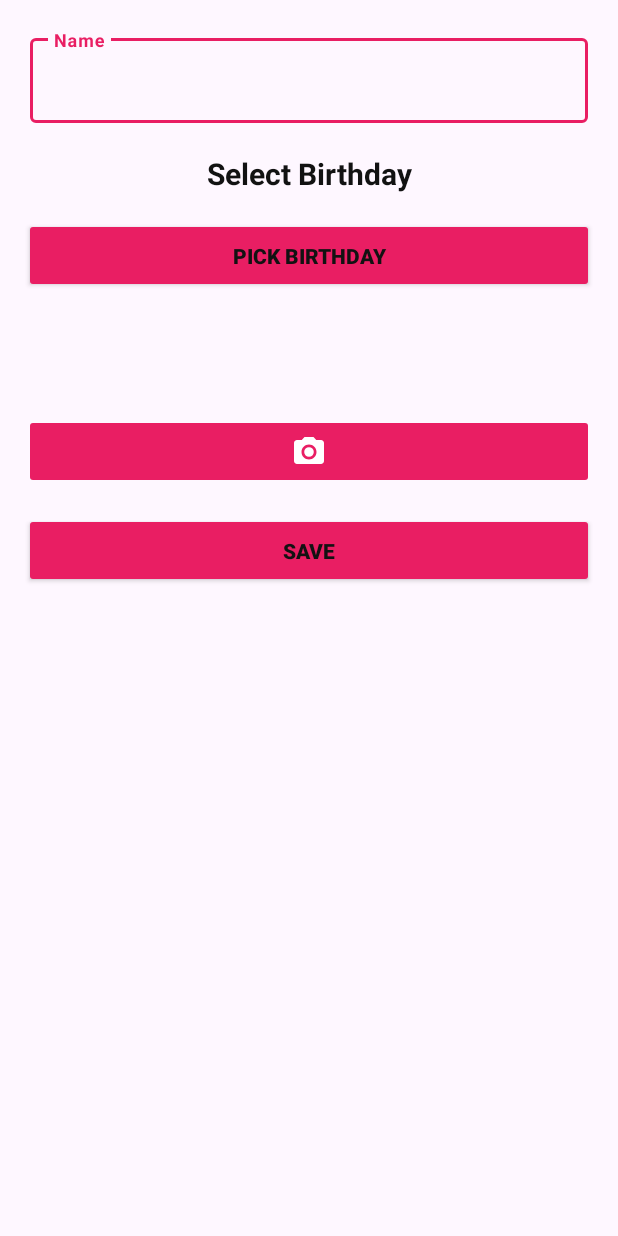
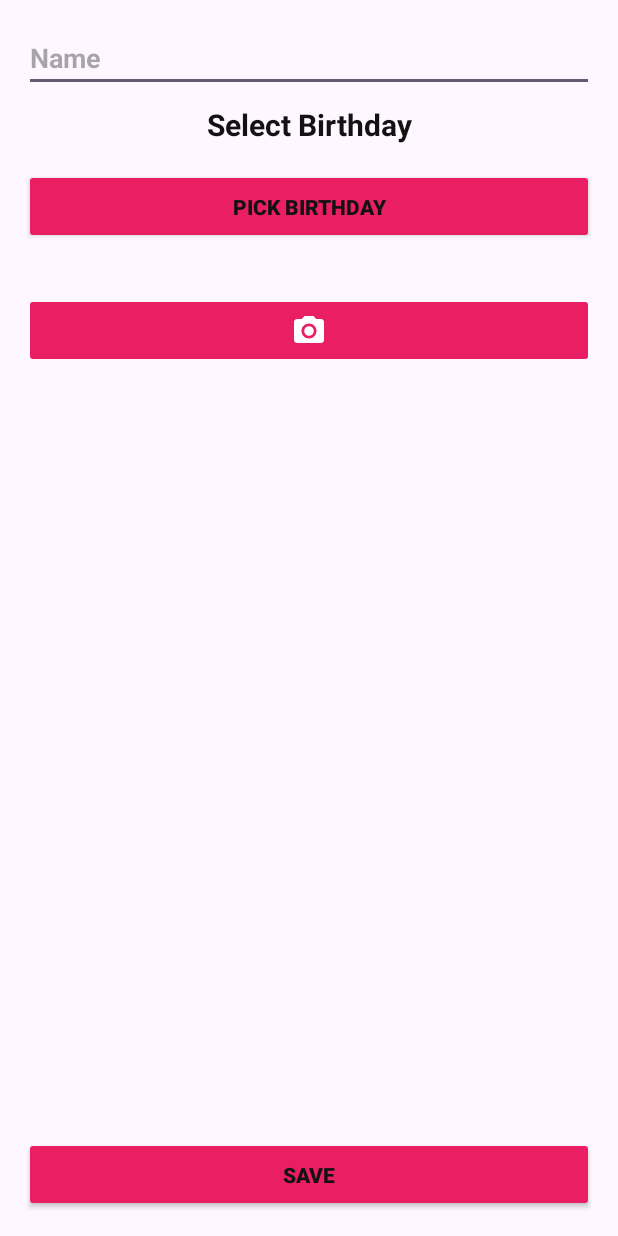
Before and after one commit to sudeepanv/BirthdayRemainder, an Android app: the AddActivity screen opened directly, with no data from a screen before it, on a phone screen of 412 x 824 dp. Run offline under Robolectric (Android 15) with nearby library versions, the phone set to English and light mode, and no system bars.

Commit message:
Add Activity

```diff
--- a/app/src/main/java/com/example/birthdayremainder/AddActivity.java
+++ b/app/src/main/java/com/example/birthdayremainder/AddActivity.java
@@ -137,7 +137,7 @@ public class AddActivity extends AppCompatActivity {
         int month = calendar.get(Calendar.MONTH);
         int day = calendar.get(Calendar.DAY_OF_MONTH);
 
-        DatePickerDialog datePickerDialog = new DatePickerDialog(this, (view, Year, Month, dayOfMonth) -> {
+        DatePickerDialog datePickerDialog = new DatePickerDialog(this,R.style.MyAppTheme, (view, Year, Month, dayOfMonth) -> {
             calendar.set(Calendar.YEAR, Year);
             calendar.set(Calendar.MONTH, Month);
             calendar.set(Calendar.DAY_OF_MONTH, dayOfMonth);
--- a/app/src/main/res/layout/activity_add.xml
+++ b/app/src/main/res/layout/activity_add.xml
@@ -1,40 +1,38 @@
 <?xml version="1.0" encoding="utf-8"?>
-<ScrollView xmlns:android="http://schemas.android.com/apk/res/android"
+<androidx.constraintlayout.widget.ConstraintLayout xmlns:android="http://schemas.android.com/apk/res/android"
     xmlns:app="http://schemas.android.com/apk/res-auto"
     xmlns:tools="http://schemas.android.com/tools"
     android:id="@+id/main"
     android:layout_width="match_parent"
     android:layout_height="match_parent"
     tools:context=".AddActivity">
-        <LinearLayout
+
+
+    <EditText
+        android:id="@+id/etname"
         android:layout_width="match_parent"
         android:layout_height="wrap_content"
-            android:orientation="vertical">
+        android:hint="Name"
+        android:inputType="textCapWords"
+        android:singleLine="true"
+        android:textStyle="bold"
+        android:layout_margin="16dp"
+        app:layout_constraintEnd_toEndOf="parent"
+        app:layout_constraintStart_toStartOf="parent"
+        app:layout_constraintTop_toTopOf="parent" />
 
-            <com.google.android.material.textfield.TextInputLayout
-                android:id="@+id/tvnamelayout"
-                android:layout_width="match_parent"
-                android:layout_height="wrap_content"
-                android:layout_margin="20dp"
-                android:gravity="start|center_vertical">
-
-                <com.google.android.material.textfield.TextInputEditText
-                    android:id="@+id/etname"
-                    android:layout_width="match_parent"
-                    android:layout_height="match_parent"
-                    android:hint="Name"
-                    android:textStyle="bold"
-                    android:inputType="textCapWords"
-                    android:singleLine="true" />
-            </com.google.android.material.textfield.TextInputLayout>
     <TextView
+        android:id="@+id/birth"
         android:layout_width="match_parent"
         android:layout_height="wrap_content"
         android:text="Select Birthday"
-                android:textStyle="bold"
         android:textAlignment="center"
         android:textSize="20dp"
-                android:id="@+id/birth" />
+        android:textStyle="bold"
+        android:layout_margin="8dp"
+        app:layout_constraintEnd_toEndOf="parent"
+        app:layout_constraintStart_toStartOf="parent"
+        app:layout_constraintTop_toBottomOf="@+id/etname" />
 
     <androidx.appcompat.widget.AppCompatButton
         android:id="@+id/button1"
@@ -42,60 +40,52 @@
         android:layout_height="50dp"
         android:layout_margin="16dp"
         android:text="PICK BIRTHDAY"
-                android:textStyle="bold" />
+        android:textStyle="bold"
+        app:layout_constraintEnd_toEndOf="parent"
+        app:layout_constraintStart_toStartOf="parent"
+        app:layout_constraintTop_toBottomOf="@+id/birth"/>
+
     <TextView
+        android:id="@+id/tvbirthday"
         android:layout_width="match_parent"
         android:layout_height="wrap_content"
-                android:id="@+id/tvbirthday"
         android:gravity="center"
+        android:textSize="24dp"
         android:textStyle="bold"
-                android:textSize="24dp"/>
+        app:layout_constraintEnd_toEndOf="parent"
+        app:layout_constraintStart_toStartOf="parent"
+        app:layout_constraintTop_toBottomOf="@+id/button1" />
 
-            <androidx.constraintlayout.widget.ConstraintLayout
+    <ImageButton
+        android:id="@+id/btimage"
         android:layout_width="match_parent"
-                android:layout_height="wrap_content">
+        android:layout_height="50dp"
+        android:layout_marginHorizontal="16dp"
+        android:src="@drawable/baseline_camera_alt_24"
+        app:layout_constraintStart_toStartOf="parent"
+        app:layout_constraintTop_toBottomOf="@+id/tvbirthday" />
 
-                <com.google.android.material.imageview.ShapeableImageView
+    <ImageView
         android:id="@+id/imageView"
         android:layout_width="match_parent"
         android:layout_height="wrap_content"
         android:layout_margin="16dp"
         android:scaleType="centerCrop"
         android:visibility="invisible"
-                    app:layout_constraintBottom_toBottomOf="parent"
         app:layout_constraintEnd_toEndOf="parent"
         app:layout_constraintHeight_max="300dp"
         app:layout_constraintStart_toStartOf="parent"
-                    app:layout_constraintTop_toTopOf="parent"
-                    app:shapeAppearanceOverlay="@style/RoundedImage" />
-            </androidx.constraintlayout.widget.ConstraintLayout>
+        app:layout_constraintTop_toBottomOf="@+id/btimage" />
 
-
-            <!--            <com.google.android.material.imageview.ShapeableImageView-->
-<!--                android:layout_width="match_parent"-->
-<!--                android:layout_height="wrap_content"-->
-<!--                android:maxHeight="150dp"-->
-<!--                android:layout_margin="16dp"-->
-<!--                android:visibility="invisible"-->
-<!--                android:id="@+id/imageView"-->
-<!--                android:scaleType="centerCrop"-->
-<!--                app:shapeAppearanceOverlay="@style/RoundedImage"/>-->
-
-            <ImageButton
+    <androidx.appcompat.widget.AppCompatButton
+        android:id="@+id/btsave"
         android:layout_width="match_parent"
         android:layout_height="50dp"
-                android:src="@drawable/baseline_camera_alt_24"
-                android:layout_marginHorizontal="16dp"
-                android:id="@+id/btimage" />
+        android:layout_margin="16dp"
+        android:text="SAVE"
+        android:textStyle="bold"
+        app:layout_constraintBottom_toBottomOf="parent"
+        app:layout_constraintEnd_toEndOf="parent"
+        app:layout_constraintStart_toStartOf="parent" />
 
-
-            <androidx.appcompat.widget.AppCompatButton
-                android:layout_width="match_parent"
-                android:layout_height="50dp"
-                android:textStyle="bold"
-                android:id="@+id/btsave"
-                android:layout_margin="16dp"
-                android:text="SAVE" />
-        </LinearLayout>
-
-</ScrollView>
+</androidx.constraintlayout.widget.ConstraintLayout>
--- a/app/src/main/res/values-night/themes.xml
+++ b/app/src/main/res/values-night/themes.xml
@@ -8,4 +8,12 @@
         <!-- TextView Color -->
         <item name="android:textColor">@color/textWhite</item>
     </style>
+    <style name="MyAppTheme" parent="ThemeOverlay.MaterialComponents.Dialog">
+        <item name="colorPrimaryDark">@color/themePink</item>
+        <item name="android:colorAccent">@color/themePink</item>
+        <item name="colorControlActivated">@color/themePink</item>
+        <item name="colorControlHighlight">@color/themePink</item>
+        <item name="colorPrimaryVariant">@color/themePink</item>
+        <item name="colorOnPrimary">@color/themePink</item>
+    </style>
 </resources>
--- a/app/src/main/res/values/styles.xml
+++ b/app/src/main/res/values/styles.xml
@@ -16,12 +16,5 @@
         <item name="cornerSizeBottomLeft">0dp</item>
         <item name="cornerSizeBottomRight">0dp</item>
     </style>
-    <style name="MyAppTheme" parent="ThemeOverlay.MaterialComponents.Dialog">
-        <item name="colorPrimary">@color/themePink</item>
-        <item name="colorAccent">@color/themePink</item>-->
-        <item name="colorControlActivated">@color/themePink</item>
-        <item name="colorControlHighlight">@color/themePink</item>
-        <item name="colorPrimaryVariant">@color/themePink</item>
-        <item name="colorOnPrimary">@color/themePink</item>
-    </style>
+
 </resources>
--- a/app/src/main/res/values/themes.xml
+++ b/app/src/main/res/values/themes.xml
@@ -7,6 +7,13 @@
         <!-- TextView Color -->
         <item name="android:textColor">@color/backgroundDark</item>
     </style>
-
+    <style name="MyAppTheme" parent="ThemeOverlay.MaterialComponents.Dialog">
+        <item name="colorPrimary">@color/themePink</item>
+        <item name="colorAccent">@color/themePink</item>-->
+        <item name="colorControlActivated">@color/themePink</item>
+        <item name="colorControlHighlight">@color/themePink</item>
+        <item name="colorPrimaryVariant">@color/themePink</item>
+        <item name="colorOnPrimary">@color/themePink</item>
+    </style>
     <style name="Theme.BirthdayRemainder" parent="Base.Theme.BirthdayRemainder" />
 </resources>
```
Lines whose indentation alone changed are shown as unchanged.
